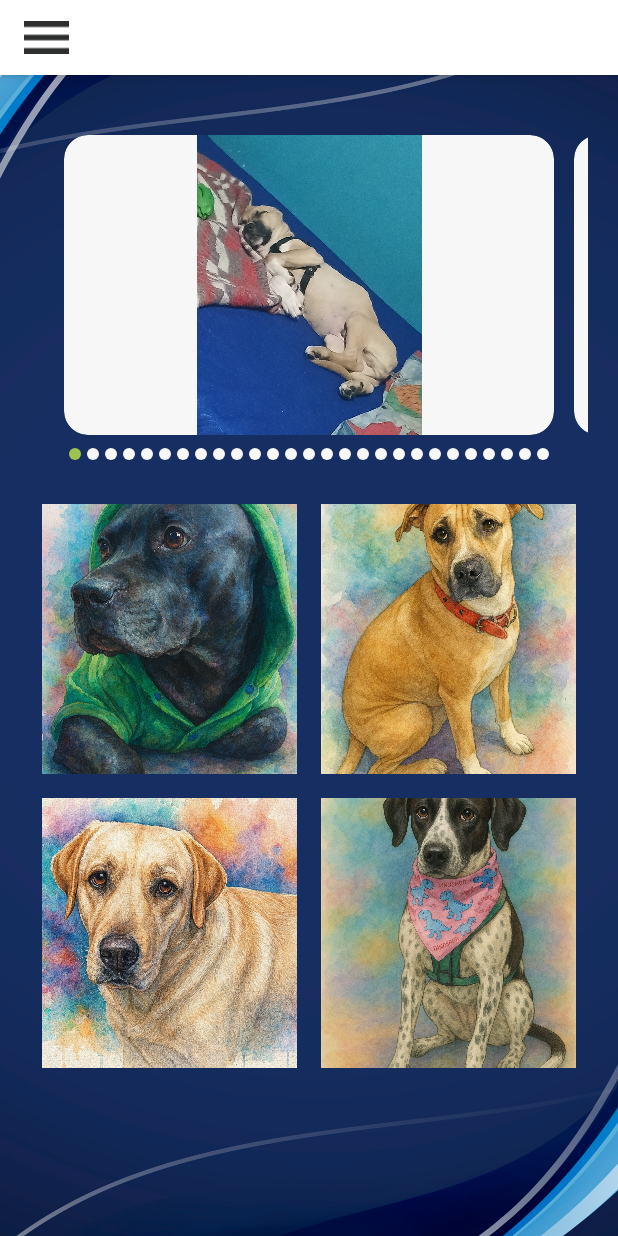
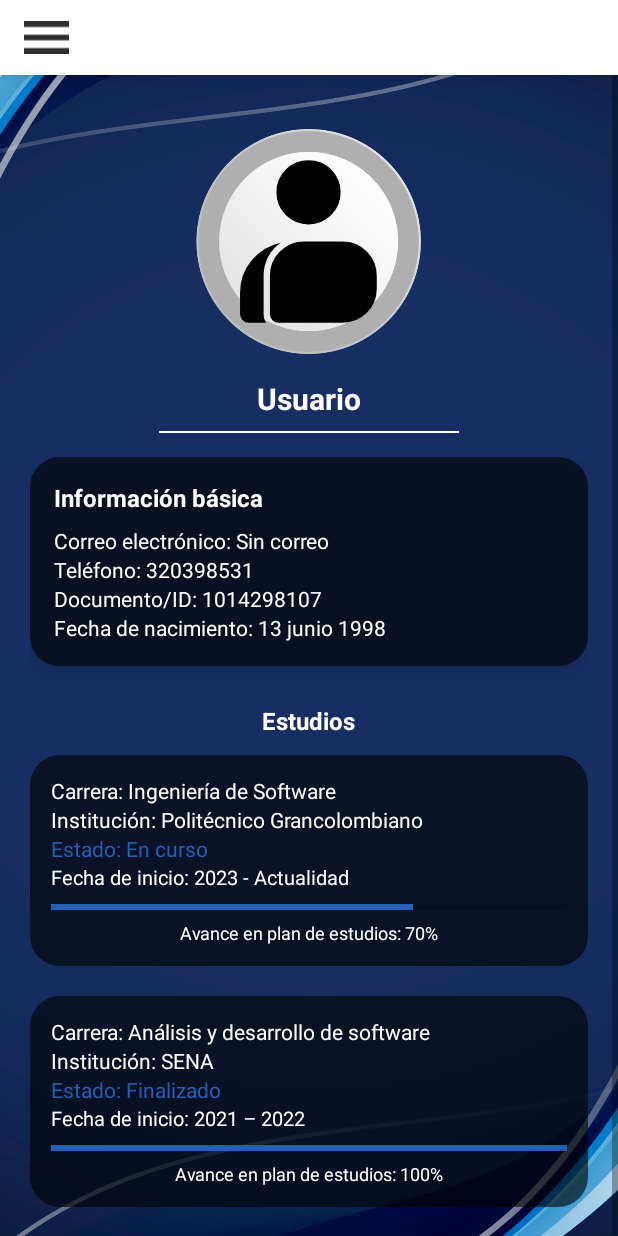
Before and after one commit to Davidhunter13/mi_app, an Android app: the ImagenesActivity screen opened directly, with no data from a screen before it, after a tap on "Perfil", on a phone screen of 412 x 824 dp. Run offline under Robolectric (Android 15) with nearby library versions, the phone set to English and light mode, and no system bars; 1 other tap on this screen came first.

Commit message:
creacion de sección videos y perfil

```diff
--- a/app/src/main/AndroidManifest.xml
+++ b/app/src/main/AndroidManifest.xml
@@ -13,6 +13,12 @@
         android:roundIcon="@mipmap/ic_launcher_round"
         android:supportsRtl="true"
         android:theme="@style/Theme.Mi_app">
+        <activity
+            android:name=".PerfilActivity"
+            android:exported="false" />
+        <activity
+            android:name=".VideoActivity"
+            android:exported="false" />
         <activity
             android:name=".ImagenesActivity"
             android:exported="false" />
--- a/app/src/main/java/com/mi_app/BaseActivity.kt
+++ b/app/src/main/java/com/mi_app/BaseActivity.kt
@@ -70,6 +70,28 @@ open class BaseActivity : AppCompatActivity() {
                         startActivity(intent)
                     }
                 }
+
+                R.id.navVideos -> {
+                    if (this !is VideoActivity) {
+                        val intent = Intent(this, VideoActivity::class.java).apply {
+                            putExtra("nombre", nombre_persona)
+                            putExtra("correo", correo_persona)
+                            putExtra("carpeta", nombre_foto)
+                        }
+                        startActivity(intent)
+                    }
+                }
+
+                R.id.navPerfil -> {
+                    if (this !is PerfilActivity) {
+                        val intent = Intent(this, PerfilActivity::class.java).apply {
+                            putExtra("nombre", nombre_persona)
+                            putExtra("correo", correo_persona)
+                            putExtra("carpeta", nombre_foto)
+                        }
+                        startActivity(intent)
+                    }
+                }
             }
             drawerLayout.closeDrawer(GravityCompat.START)
             true
--- /dev/null
+++ b/app/src/main/java/com/mi_app/PerfilActivity.kt
@@ -0,0 +1,64 @@
+package com.mi_app
+
+import android.os.Bundle
+import android.widget.ImageView
+import android.widget.TextView
+import androidx.core.content.ContextCompat
+
+class PerfilActivity : BaseActivity() {
+
+    override fun onCreate(savedInstanceState: Bundle?) {
+        super.onCreate(savedInstanceState)
+        setContentView(R.layout.activity_perfil)
+
+        // 📦 Datos recibidos desde el intent
+        val nombre = intent.getStringExtra("nombre") ?: "Usuario"
+        val correo = intent.getStringExtra("correo") ?: "Sin correo"
+        val carpeta = intent.getStringExtra("carpeta") ?: ""
+
+        // 🔹 Configuración del menú lateral
+        setupDrawer(
+            findViewById(R.id.drawerLayout),
+            findViewById(R.id.navView),
+            nombre,
+            carpeta,
+            correo
+        )
+
+        // 🔹 Muestra versión de la app en el header (opcional)
+        val versionName = packageManager.getPackageInfo(packageName, 0).versionName
+        datosHeader(nombre, carpeta, versionName)
+
+        // 🧠 Referencias a vistas
+        val fotoPerfil = findViewById<ImageView>(R.id.fotoPerfil)
+        val tvNombre = findViewById<TextView>(R.id.tvNombre)
+        val tvCorreo = findViewById<TextView>(R.id.tvCorreo)
+        val tvTelefono = findViewById<TextView>(R.id.tvTelefono)
+        val tvDocumento = findViewById<TextView>(R.id.tvDocumento)
+        val tvFechaNacimiento = findViewById<TextView>(R.id.tvFechaNacimiento)
+
+        // 🧩 Asigna valores dinámicos
+        tvNombre.text = nombre
+        tvCorreo.text = "Correo electrónico: $correo"
+        tvTelefono.text = "Teléfono: 320398531"
+        tvDocumento.text = "Documento/ID: 1014298107"
+        tvFechaNacimiento.text = "Fecha de nacimiento: 13 junio 1998"
+
+        // 🖼️ Cargar imagen desde drawable o desde carpeta interna
+        try {
+            if (carpeta.isNotEmpty()) {
+                val resId = resources.getIdentifier(carpeta, "drawable", packageName)
+                if (resId != 0) {
+                    fotoPerfil.setImageResource(resId)
+                } else {
+                    fotoPerfil.setImageDrawable(ContextCompat.getDrawable(this, R.drawable.ic_perfil))
+                }
+            } else {
+                fotoPerfil.setImageDrawable(ContextCompat.getDrawable(this, R.drawable.ic_perfil))
+            }
+        } catch (e: Exception) {
+            e.printStackTrace()
+            fotoPerfil.setImageDrawable(ContextCompat.getDrawable(this, R.drawable.ic_perfil))
+        }
+    }
+}
--- /dev/null
+++ b/app/src/main/res/drawable/card_bg_redondeado.xml
@@ -0,0 +1,5 @@
+<shape xmlns:android="http://schemas.android.com/apk/res/android" android:shape="rectangle">
+    <solid android:color="@color/fondo_oscuro"/>
+    <corners android:radius="20dp"/>
+    <padding android:left="8dp" android:top="8dp" android:right="8dp" android:bottom="8dp"/>
+</shape>
--- /dev/null
+++ b/app/src/main/res/layout/activity_perfil.xml
@@ -0,0 +1,269 @@
+
+<androidx.drawerlayout.widget.DrawerLayout xmlns:android="http://schemas.android.com/apk/res/android"
+        xmlns:app="http://schemas.android.com/apk/res-auto"
+        xmlns:tools="http://schemas.android.com/tools"
+        android:id="@+id/drawerLayout"
+        android:layout_width="match_parent"
+        android:layout_height="match_parent"
+        android:background="@drawable/fondo"
+        android:fitsSystemWindows="true"
+        tools:context=".PerfilActivity">
+
+
+
+    <!-- Contenido principal -->
+    <LinearLayout
+        android:layout_width="match_parent"
+        android:layout_height="match_parent"
+        android:orientation="vertical">
+
+
+        <!-- Header (barra superior con menú) -->
+        <include layout="@layout/header" />
+
+        <ScrollView
+            android:layout_width="match_parent"
+            android:layout_height="wrap_content"
+            android:fillViewport="true">
+
+
+        <LinearLayout
+            android:layout_width="match_parent"
+            android:layout_height="wrap_content"
+            android:orientation="vertical"
+            android:gravity="center_horizontal"
+            android:padding="20dp">
+
+            <!-- Texto de bienvenida -->
+            <FrameLayout
+                android:layout_width="150dp"
+                android:layout_height="150dp"
+                android:layout_gravity="center"
+                android:layout_marginTop="16dp"
+                android:layout_marginBottom="16dp"
+                android:background="@drawable/circle_border"
+                android:clipToOutline="true"
+                android:padding="10dp">
+
+                <ImageView
+                    android:id="@+id/fotoPerfil"
+                    android:layout_width="match_parent"
+                    android:layout_height="match_parent"
+                    android:contentDescription="Foto de perfil"
+                    android:scaleType="centerCrop"
+                    android:src="@drawable/david" />
+
+            </FrameLayout>
+
+            <!-- Nombre dinámico -->
+            <TextView
+                android:id="@+id/tvNombre"
+                android:layout_width="wrap_content"
+                android:layout_height="wrap_content"
+                android:text="Nombre del Usuario"
+                android:textColor="@android:color/white"
+                android:textSize="20sp"
+                android:textStyle="bold"
+                android:layout_marginBottom="8dp" />
+
+            <View
+                android:layout_width="200dp"
+                android:layout_height="1dp"
+                android:background="@android:color/white"
+                android:layout_marginBottom="16dp" />
+
+            <!-- Tarjeta Información básica -->
+            <LinearLayout
+                android:layout_width="match_parent"
+                android:layout_height="wrap_content"
+                android:orientation="vertical"
+                android:background="@drawable/card_bg_redondeado"
+                android:padding="16dp"
+                android:elevation="6dp"
+                android:layout_marginBottom="25dp">
+
+                <TextView
+                    android:layout_width="wrap_content"
+                    android:layout_height="wrap_content"
+                    android:text="Información básica"
+                    android:textStyle="bold"
+                    android:textColor="@android:color/white"
+                    android:textSize="16sp"
+                    android:layout_marginBottom="8dp" />
+
+                <TextView
+                    android:id="@+id/tvCorreo"
+                    android:layout_width="wrap_content"
+                    android:layout_height="wrap_content"
+                    android:text="Correo electrónico: ejemplo@gmail.com"
+                    android:textColor="@android:color/white"
+                    android:textSize="14sp" />
+
+                <TextView
+                    android:id="@+id/tvTelefono"
+                    android:layout_width="wrap_content"
+                    android:layout_height="wrap_content"
+                    android:text="Teléfono: 0000000000"
+                    android:textColor="@android:color/white"
+                    android:textSize="14sp" />
+
+                <TextView
+                    android:id="@+id/tvDocumento"
+                    android:layout_width="wrap_content"
+                    android:layout_height="wrap_content"
+                    android:text="Documento/ID: 00000000"
+                    android:textColor="@android:color/white"
+                    android:textSize="14sp" />
+
+                <TextView
+                    android:id="@+id/tvFechaNacimiento"
+                    android:layout_width="wrap_content"
+                    android:layout_height="wrap_content"
+                    android:text="Fecha de nacimiento: DD/MM/AAAA"
+                    android:textColor="@android:color/white"
+                    android:textSize="14sp" />
+            </LinearLayout>
+
+            <!-- Título estudios -->
+            <TextView
+                android:layout_width="wrap_content"
+                android:layout_height="wrap_content"
+                android:text="Estudios"
+                android:textStyle="bold"
+                android:textColor="@android:color/white"
+                android:textSize="16sp"
+                android:layout_marginBottom="12dp" />
+
+            <!-- Primer estudio -->
+            <LinearLayout
+                android:layout_width="match_parent"
+                android:layout_height="wrap_content"
+                android:orientation="vertical"
+                android:background="@drawable/card_bg_redondeado"
+                android:padding="14dp"
+                android:layout_marginBottom="20dp">
+
+                <TextView
+                    android:text="Carrera: Ingeniería de Software"
+                    android:textColor="@android:color/white"
+                    android:textSize="14sp"
+                    android:layout_height="match_parent"
+                    android:layout_width="match_parent"/>
+
+                <TextView
+                    android:text="Institución: Politécnico Grancolombiano"
+                    android:textColor="@android:color/white"
+                    android:textSize="14sp"
+                    android:layout_height="match_parent"
+                    android:layout_width="match_parent"/>
+
+                <TextView
+                    android:text="Estado: En curso"
+                    android:textColor="@color/botones"
+                    android:textSize="14sp"
+                    android:layout_height="match_parent"
+                    android:layout_width="match_parent"/>
+
+                <TextView
+                    android:text="Fecha de inicio: 2023 - Actualidad"
+                    android:textColor="@android:color/white"
+                    android:textSize="13sp"
+                    android:layout_marginBottom="8dp"
+                    android:layout_height="match_parent"
+                    android:layout_width="match_parent"/>
+
+                <ProgressBar
+                    android:layout_width="match_parent"
+                    android:layout_height="6dp"
+                    android:progress="70"
+                    style="?android:attr/progressBarStyleHorizontal"
+                    android:progressTint="@color/botones"
+                    android:layout_marginBottom="5dp" />
+
+                <TextView
+                    android:text="Avance en plan de estudios: 70%"
+                    android:textColor="@android:color/white"
+                    android:textSize="12sp"
+                    android:gravity="center_horizontal"
+                    android:layout_height="match_parent"
+                    android:layout_width="match_parent"/>
+            </LinearLayout>
+
+            <!-- Segundo estudio -->
+            <LinearLayout
+                android:layout_width="match_parent"
+                android:layout_height="wrap_content"
+                android:orientation="vertical"
+                android:background="@drawable/card_bg_redondeado"
+                android:padding="14dp">
+
+                <TextView
+                    android:text="Carrera: Análisis y desarrollo de software"
+                    android:textColor="@android:color/white"
+                    android:textSize="14sp"
+                    android:layout_height="match_parent"
+                    android:layout_width="match_parent"/>
+
+                <TextView
+                    android:text="Institución: SENA"
+                    android:textColor="@android:color/white"
+                    android:textSize="14sp"
+                    android:layout_height="match_parent"
+                    android:layout_width="match_parent"/>
+
+
+                <TextView
+                    android:text="Estado: Finalizado"
+                    android:textColor="@color/botones"
+                    android:textSize="14sp"
+                    android:layout_height="match_parent"
+                    android:layout_width="match_parent"/>
+
+                <TextView
+                    android:text="Fecha de inicio: 2021 – 2022"
+                    android:textColor="@android:color/white"
+                    android:textSize="13sp"
+                    android:layout_marginBottom="8dp"
+                    android:layout_height="match_parent"
+                    android:layout_width="match_parent"/>
+
+                <ProgressBar
+                    android:layout_width="match_parent"
+                    android:layout_height="6dp"
+                    android:progress="100"
+                    style="?android:attr/progressBarStyleHorizontal"
+                    android:progressTint="@color/botones"
+                    android:layout_marginBottom="5dp" />
+
+                <TextView
+                    android:text="Avance en plan de estudios: 100%"
+                    android:textColor="@android:color/white"
+                    android:textSize="12sp"
+                    android:gravity="center_horizontal"
+                    android:layout_height="match_parent"
+                    android:layout_width="match_parent" />
+            </LinearLayout>
+
+        </LinearLayout>
+
+
+        </ScrollView>
+
+    </LinearLayout>
+
+    <!-- Menú lateral -->
+    <com.google.android.material.navigation.NavigationView
+        android:id="@+id/navView"
+        android:layout_width="280dp"
+        android:layout_height="match_parent"
+        android:layout_gravity="start"
+        android:background="@color/gris_blanco"
+        app:headerLayout="@layout/nav_header"
+        app:itemIconTint="@color/gris_letra"
+        app:itemTextColor="@color/gris_letra"
+        app:menu="@menu/nav_menu">
+
+        <include layout="@layout/nav_footer" />
+    </com.google.android.material.navigation.NavigationView>
+
+</androidx.drawerlayout.widget.DrawerLayout>
--- a/app/src/main/res/layout/nav_footer.xml
+++ b/app/src/main/res/layout/nav_footer.xml
@@ -6,7 +6,8 @@
     android:orientation="vertical"
     android:gravity="bottom"
     android:padding="5dp"
-    android:background="@android:color/transparent">
+    android:background="@android:color/transparent"
+    android:elevation="20dp">
 
     <TextView
         android:id="@+id/tvVersionFooter"
--- a/app/src/main/res/layout/nav_header.xml
+++ b/app/src/main/res/layout/nav_header.xml
@@ -3,7 +3,8 @@
     android:layout_width="match_parent"
     android:layout_height="match_parent"
     android:background="@android:color/transparent"
-    android:fitsSystemWindows="false">
+    android:fitsSystemWindows="false"
+    android:elevation="20dp">
 
     <LinearLayout
         android:layout_width="match_parent"
```
Also changed, not shown: app/src/main/java/com/mi_app/InicioActivity.kt (+20 -0 lines), app/src/main/java/com/mi_app/VideoActivity.kt (added, +188 -0 lines), app/src/main/res/layout/activity_video.xml (added, +154 -0 lines), 2 other files.
